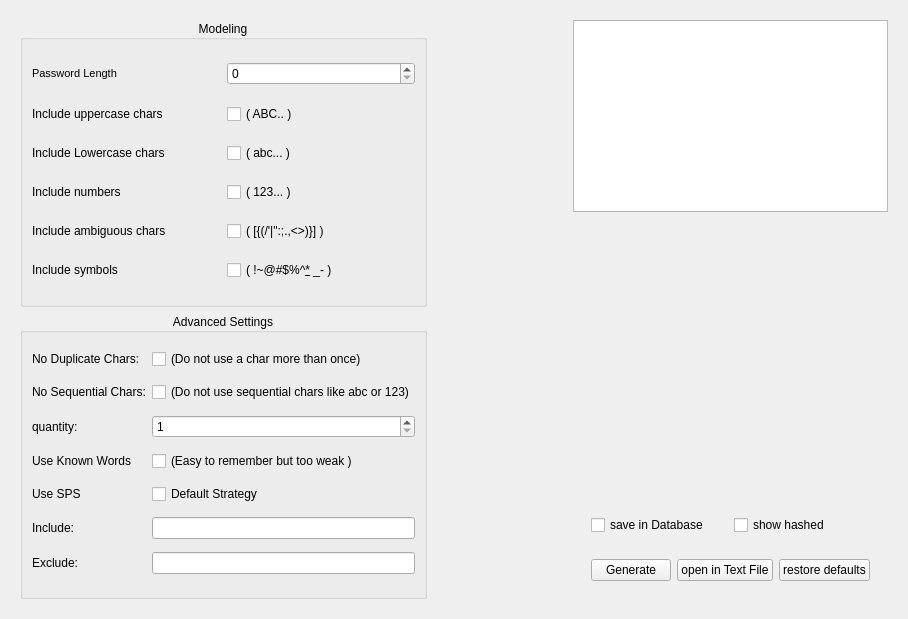
Old version of the form GUI/passwordgenerator.ui in the repository pouyace/Password-Keeper.
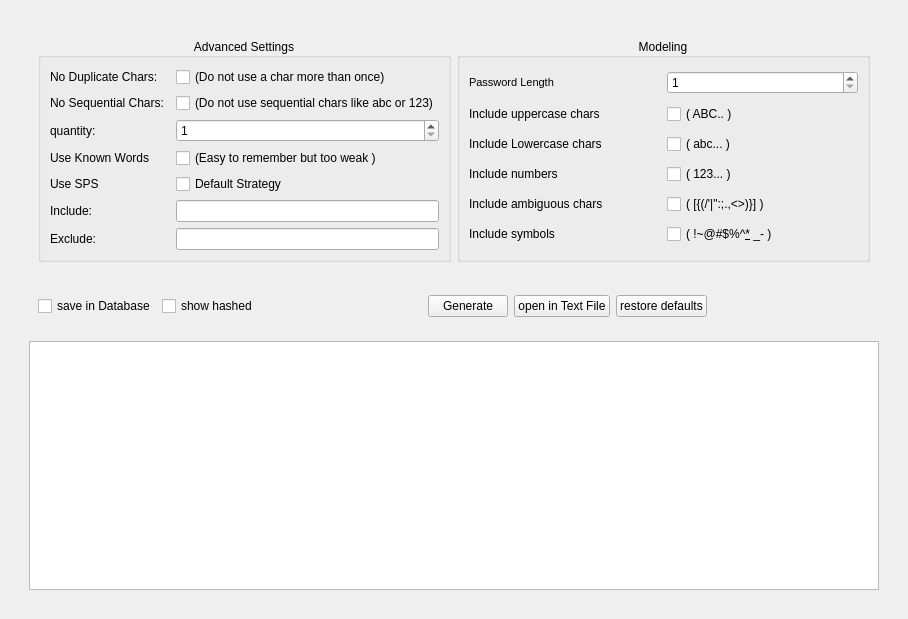
New version of the form.

```diff
--- a/GUI/passwordgenerator.ui
+++ b/GUI/passwordgenerator.ui
@@ -13,122 +13,19 @@
   <property name="windowTitle">
    <string>Form</string>
   </property>
-  <layout class="QHBoxLayout" name="horizontalLayout_3">
+  <layout class="QVBoxLayout" name="verticalLayout_4">
    <item>
-    <widget class="QWidget" name="widget_2" native="true">
+    <widget class="QWidget" name="mainWidget" native="true">
+     <layout class="QVBoxLayout" name="verticalLayout_3">
+      <item>
+       <widget class="QWidget" name="widget_4" native="true">
+        <layout class="QVBoxLayout" name="verticalLayout_2">
+         <item>
+          <widget class="QWidget" name="infoWidget" native="true">
      <property name="class" stdset="0">
       <string>widget</string>
      </property>
-     <layout class="QVBoxLayout" name="verticalLayout">
-      <item>
-       <widget class="QGroupBox" name="modelingGroupBox">
-        <property name="title">
-         <string>Modeling</string>
-        </property>
-        <property name="alignment">
-         <set>Qt::AlignCenter</set>
-        </property>
-        <layout class="QGridLayout" name="gridLayout_3">
-         <item row="1" column="1">
-          <widget class="QCheckBox" name="uppercaseCheckBox">
-           <property name="sizePolicy">
-            <sizepolicy hsizetype="Preferred" vsizetype="Fixed">
-             <horstretch>0</horstretch>
-             <verstretch>0</verstretch>
-            </sizepolicy>
-           </property>
-           <property name="text">
-            <string>( ABC.. )</string>
-           </property>
-          </widget>
-         </item>
-         <item row="3" column="0">
-          <widget class="QLabel" name="label">
-           <property name="text">
-            <string>Include numbers</string>
-           </property>
-          </widget>
-         </item>
-         <item row="5" column="0">
-          <widget class="QLabel" name="label_5">
-           <property name="text">
-            <string>Include symbols</string>
-           </property>
-          </widget>
-         </item>
-         <item row="1" column="0">
-          <widget class="QLabel" name="label_3">
-           <property name="text">
-            <string>Include uppercase chars</string>
-           </property>
-          </widget>
-         </item>
-         <item row="5" column="1">
-          <widget class="QCheckBox" name="symbolsCheckBox">
-           <property name="text">
-            <string>( !~@#$%^&amp;* _- )</string>
-           </property>
-          </widget>
-         </item>
-         <item row="4" column="0">
-          <widget class="QLabel" name="label_4">
-           <property name="text">
-            <string>Include ambiguous chars</string>
-           </property>
-          </widget>
-         </item>
-         <item row="4" column="1">
-          <widget class="QCheckBox" name="ambiguousCharsCheckBox">
-           <property name="text">
-            <string>( [{(/'|&quot;:;.,&lt;&gt;)}] )</string>
-           </property>
-          </widget>
-         </item>
-         <item row="2" column="1">
-          <widget class="QCheckBox" name="lowercaseCheckBox">
-           <property name="sizePolicy">
-            <sizepolicy hsizetype="Preferred" vsizetype="Fixed">
-             <horstretch>0</horstretch>
-             <verstretch>0</verstretch>
-            </sizepolicy>
-           </property>
-           <property name="text">
-            <string>( abc... )</string>
-           </property>
-          </widget>
-         </item>
-         <item row="3" column="1">
-          <widget class="QCheckBox" name="numbersCheckBox">
-           <property name="text">
-            <string>( 123... )</string>
-           </property>
-          </widget>
-         </item>
-         <item row="2" column="0">
-          <widget class="QLabel" name="label_2">
-           <property name="text">
-            <string>Include Lowercase chars</string>
-           </property>
-          </widget>
-         </item>
-         <item row="0" column="0">
-          <widget class="QLabel" name="label_11">
-           <property name="font">
-            <font>
-             <pointsize>8</pointsize>
-            </font>
-           </property>
-           <property name="text">
-            <string>Password Length</string>
-           </property>
-          </widget>
-         </item>
-         <item row="0" column="1">
-          <widget class="QSpinBox" name="passwordLengthSpinBox"/>
-         </item>
-        </layout>
-       </widget>
-      </item>
+           <layout class="QHBoxLayout" name="horizontalLayout_3">
       <item>
        <widget class="QGroupBox" name="advancedSettingsGroupBox">
         <property name="title">
@@ -269,76 +166,139 @@
         </layout>
        </widget>
       </item>
-     </layout>
-    </widget>
-   </item>
-   <item>
-    <spacer name="verticalSpacer_2">
-     <property name="orientation">
-      <enum>Qt::Vertical</enum>
-     </property>
-     <property name="sizeHint" stdset="0">
-      <size>
-       <width>20</width>
-       <height>40</height>
-      </size>
-     </property>
-    </spacer>
-   </item>
-   <item>
-    <spacer name="horizontalSpacer">
-     <property name="orientation">
-      <enum>Qt::Horizontal</enum>
-     </property>
-     <property name="sizeHint" stdset="0">
-      <size>
-       <width>40</width>
-       <height>20</height>
-      </size>
-     </property>
-    </spacer>
-   </item>
-   <item>
-    <widget class="QWidget" name="widget_5" native="true">
-     <layout class="QVBoxLayout" name="verticalLayout_3">
-      <item>
-       <widget class="QTextEdit" name="ouputTextEdit">
+            <item>
+             <widget class="QGroupBox" name="modelingGroupBox">
+              <property name="title">
+               <string>Modeling</string>
+              </property>
+              <property name="alignment">
+               <set>Qt::AlignCenter</set>
+              </property>
+              <layout class="QGridLayout" name="gridLayout_3">
+               <item row="1" column="1">
+                <widget class="QCheckBox" name="uppercaseCheckBox">
+                 <property name="sizePolicy">
+                  <sizepolicy hsizetype="Preferred" vsizetype="Fixed">
+                   <horstretch>0</horstretch>
+                   <verstretch>0</verstretch>
+                  </sizepolicy>
+                 </property>
+                 <property name="text">
+                  <string>( ABC.. )</string>
+                 </property>
+                </widget>
+               </item>
+               <item row="3" column="0">
+                <widget class="QLabel" name="label">
+                 <property name="text">
+                  <string>Include numbers</string>
+                 </property>
+                </widget>
+               </item>
+               <item row="5" column="0">
+                <widget class="QLabel" name="label_5">
+                 <property name="text">
+                  <string>Include symbols</string>
+                 </property>
+                </widget>
+               </item>
+               <item row="1" column="0">
+                <widget class="QLabel" name="label_3">
+                 <property name="text">
+                  <string>Include uppercase chars</string>
+                 </property>
+                </widget>
+               </item>
+               <item row="5" column="1">
+                <widget class="QCheckBox" name="symbolsCheckBox">
+                 <property name="text">
+                  <string>( !~@#$%^&amp;* _- )</string>
+                 </property>
+                </widget>
+               </item>
+               <item row="4" column="0">
+                <widget class="QLabel" name="label_4">
+                 <property name="text">
+                  <string>Include ambiguous chars</string>
+                 </property>
+                </widget>
+               </item>
+               <item row="4" column="1">
+                <widget class="QCheckBox" name="ambiguousCharsCheckBox">
+                 <property name="text">
+                  <string>( [{(/'|&quot;:;.,&lt;&gt;)}] )</string>
+                 </property>
+                </widget>
+               </item>
+               <item row="2" column="1">
+                <widget class="QCheckBox" name="lowercaseCheckBox">
         <property name="sizePolicy">
-         <sizepolicy hsizetype="Preferred" vsizetype="Maximum">
+                  <sizepolicy hsizetype="Preferred" vsizetype="Fixed">
           <horstretch>0</horstretch>
           <verstretch>0</verstretch>
          </sizepolicy>
         </property>
-        <property name="html">
-         <string>&lt;!DOCTYPE HTML PUBLIC &quot;-//W3C//DTD HTML 4.0//EN&quot; &quot;http://www.w3.org/TR/REC-html40/strict.dtd&quot;&gt;
-&lt;html&gt;&lt;head&gt;&lt;meta name=&quot;qrichtext&quot; content=&quot;1&quot; /&gt;&lt;style type=&quot;text/css&quot;&gt;
-p, li { white-space: pre-wrap; }
-&lt;/style&gt;&lt;/head&gt;&lt;body style=&quot; font-family:'MS Shell Dlg 2'; font-size:8.25pt; font-weight:400; font-style:normal;&quot;&gt;
-&lt;p style=&quot;-qt-paragraph-type:empty; margin-top:0px; margin-bottom:0px; margin-left:0px; margin-right:0px; -qt-block-indent:0; text-indent:0px;&quot;&gt;&lt;br /&gt;&lt;/p&gt;&lt;/body&gt;&lt;/html&gt;</string>
+                 <property name="text">
+                  <string>( abc... )</string>
         </property>
        </widget>
       </item>
-      <item>
-       <spacer name="verticalSpacer">
-        <property name="orientation">
-         <enum>Qt::Vertical</enum>
-        </property>
-        <property name="sizeHint" stdset="0">
-         <size>
-          <width>20</width>
-          <height>40</height>
-         </size>
-        </property>
-       </spacer>
-      </item>
+               <item row="3" column="1">
+                <widget class="QCheckBox" name="numbersCheckBox">
+                 <property name="text">
+                  <string>( 123... )</string>
+                 </property>
+                </widget>
+               </item>
+               <item row="2" column="0">
+                <widget class="QLabel" name="label_2">
+                 <property name="text">
+                  <string>Include Lowercase chars</string>
+                 </property>
+                </widget>
+               </item>
+               <item row="0" column="0">
+                <widget class="QLabel" name="label_11">
+                 <property name="font">
+                  <font>
+                   <pointsize>8</pointsize>
+                  </font>
+                 </property>
+                 <property name="text">
+                  <string>Password Length</string>
+                 </property>
+                </widget>
+               </item>
+               <item row="0" column="1">
+                <widget class="QSpinBox" name="passwordLengthSpinBox">
+                 <property name="minimum">
+                  <number>1</number>
+                 </property>
+                </widget>
+               </item>
+              </layout>
+             </widget>
+            </item>
+           </layout>
+          </widget>
+         </item>
       <item>
-       <widget class="QWidget" name="widget_4" native="true">
-        <layout class="QVBoxLayout" name="verticalLayout_2">
-         <item>
-          <widget class="QWidget" name="widget_3" native="true">
+          <widget class="QWidget" name="buttons" native="true">
+           <property name="sizePolicy">
+            <sizepolicy hsizetype="Preferred" vsizetype="Preferred">
+             <horstretch>0</horstretch>
+             <verstretch>0</verstretch>
+            </sizepolicy>
+           </property>
            <layout class="QHBoxLayout" name="horizontalLayout_2">
             <item>
              <widget class="QCheckBox" name="saveInDBCheckBox">
+              <property name="sizePolicy">
+               <sizepolicy hsizetype="Maximum" vsizetype="Fixed">
+                <horstretch>0</horstretch>
+                <verstretch>0</verstretch>
+               </sizepolicy>
+              </property>
               <property name="text">
                <string>save in Database</string>
               </property>
@@ -346,19 +306,47 @@
             </item>
             <item>
              <widget class="QCheckBox" name="showHashedCheckBox">
+              <property name="sizePolicy">
+               <sizepolicy hsizetype="Maximum" vsizetype="Fixed">
+                <horstretch>0</horstretch>
+                <verstretch>0</verstretch>
+               </sizepolicy>
+              </property>
               <property name="text">
                <string>show hashed</string>
               </property>
              </widget>
             </item>
-           </layout>
-          </widget>
-         </item>
          <item>
           <widget class="QWidget" name="widget" native="true">
+              <property name="sizePolicy">
+               <sizepolicy hsizetype="Preferred" vsizetype="Maximum">
+                <horstretch>0</horstretch>
+                <verstretch>0</verstretch>
+               </sizepolicy>
+              </property>
            <layout class="QHBoxLayout" name="horizontalLayout">
+               <item>
+                <spacer name="horizontalSpacer">
+                 <property name="orientation">
+                  <enum>Qt::Horizontal</enum>
+                 </property>
+                 <property name="sizeHint" stdset="0">
+                  <size>
+                   <width>40</width>
+                   <height>20</height>
+                  </size>
+                 </property>
+                </spacer>
+               </item>
             <item>
              <widget class="QPushButton" name="generatePushButton">
+                 <property name="sizePolicy">
+                  <sizepolicy hsizetype="Preferred" vsizetype="Fixed">
+                   <horstretch>0</horstretch>
+                   <verstretch>0</verstretch>
+                  </sizepolicy>
+                 </property>
               <property name="text">
                <string>Generate</string>
               </property>
@@ -366,6 +354,12 @@
             </item>
             <item>
              <widget class="QPushButton" name="openInTextFilePushButton">
+                 <property name="sizePolicy">
+                  <sizepolicy hsizetype="Preferred" vsizetype="Fixed">
+                   <horstretch>0</horstretch>
+                   <verstretch>0</verstretch>
+                  </sizepolicy>
+                 </property>
               <property name="text">
                <string>open in Text File</string>
               </property>
@@ -373,13 +367,38 @@
             </item>
             <item>
              <widget class="QPushButton" name="restorePushButton">
+                 <property name="sizePolicy">
+                  <sizepolicy hsizetype="Preferred" vsizetype="Fixed">
+                   <horstretch>0</horstretch>
+                   <verstretch>0</verstretch>
+                  </sizepolicy>
+                 </property>
               <property name="text">
                <string>restore defaults</string>
               </property>
              </widget>
             </item>
-           </layout>
-          </widget>
+               <item>
+                <spacer name="horizontalSpacer_2">
+                 <property name="orientation">
+                  <enum>Qt::Horizontal</enum>
+                 </property>
+                 <property name="sizeHint" stdset="0">
+                  <size>
+                   <width>40</width>
+                   <height>20</height>
+                  </size>
+                 </property>
+                </spacer>
+               </item>
+              </layout>
+             </widget>
+            </item>
+           </layout>
+          </widget>
+         </item>
+         <item>
+          <widget class="QTableWidget" name="tableWidget"/>
          </item>
         </layout>
        </widget>
```
Lines whose indentation alone changed are shown as unchanged.
